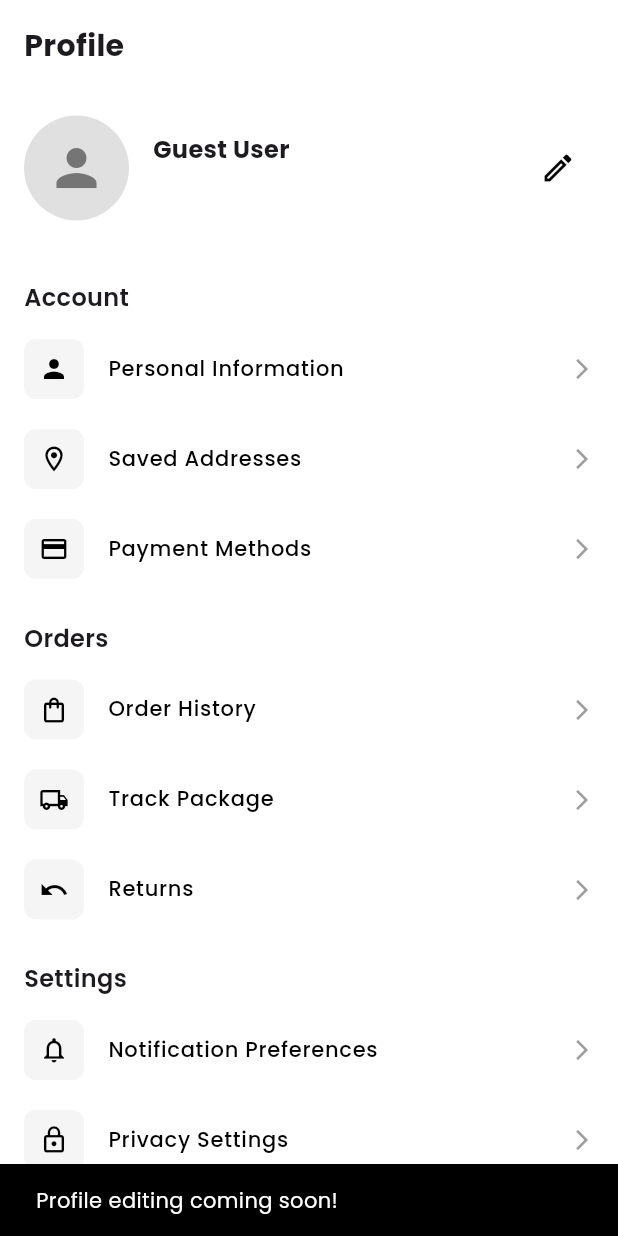
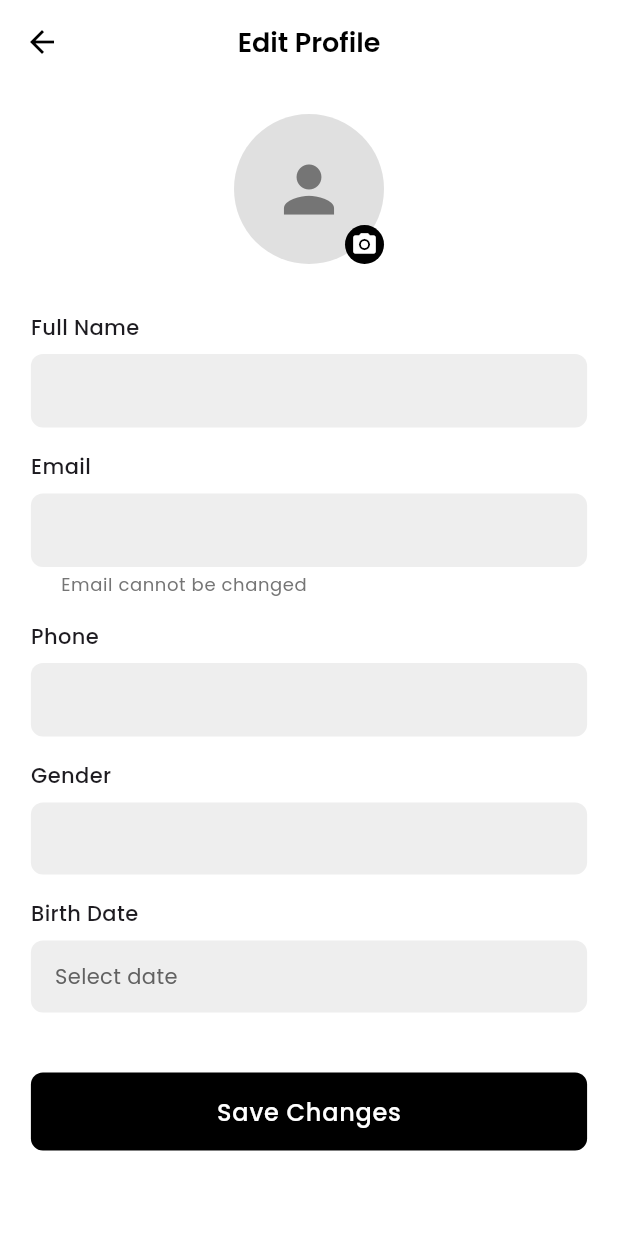
Before and after one commit to fyodorrrrr/haul-app, a Flutter app: the ProfileScreen widget shown alone on an empty page, opened directly, after a tap on the "edit" icon, on a phone screen of 412 x 824 dp. Run offline on Flutter 3.47's test engine with Material 3 defaults, Android fonts, the phone set to English and light mode, and no system bars; our stand-ins replace cloud_firestore, firebase_auth, firebase_core, firebase_storage, google_fonts, google_sign_in and 1 more; missing offline and left inert: firebase_app_check; accounts and stored records are empty.

Commit message:
feat: add edit profile functionality with provider integration

```diff
--- a/lib/main.dart
+++ b/lib/main.dart
@@ -11,6 +11,7 @@ import 'providers/cart_providers.dart';  // Import your provider
 import 'providers/auth_provider.dart'; // Import your provider
 import 'providers/user_registration_provider.dart'; // Import your provider
 import '/screens/buyer/forgot_password_screen.dart';
+import '/providers/edit_profile_provider.dart'; // Import your provider
 
 Future<void> main() async {
   WidgetsFlutterBinding.ensureInitialized(); // Ensure that Flutter bindings are initialized
@@ -38,6 +39,7 @@ class MainApp extends StatelessWidget {
         ChangeNotifierProvider(create: (_) => CartProvider()),
         ChangeNotifierProvider(create: (_) => UserRegistrationProvider()),
         Provider<AuthProvider>(create: (_) => AuthProvider()),
+        ChangeNotifierProvider(create: (_) => EditProfileProvider()),
       ],
       child:
       MaterialApp(
--- /dev/null
+++ b/lib/screens/buyer/edit_profile_screen.dart
@@ -0,0 +1,506 @@
+import 'package:flutter/material.dart';
+import 'package:google_fonts/google_fonts.dart';
+import 'package:intl/intl.dart';
+import 'package:image_picker/image_picker.dart';
+import 'package:provider/provider.dart';
+import '/models/user_profile_model.dart';
+import '/providers/edit_profile_provider.dart';
+
+class EditProfileScreen extends StatefulWidget {
+  final UserProfile userProfile;
+
+  const EditProfileScreen({
+    Key? key,
+    required this.userProfile,
+  }) : super(key: key);
+
+  @override
+  State<EditProfileScreen> createState() => _EditProfileScreenState();
+}
+
+class _EditProfileScreenState extends State<EditProfileScreen> {
+  final _formKey = GlobalKey<FormState>();
+  late TextEditingController _fullNameController;
+  late TextEditingController _phoneController;
+  String? _selectedGender;
+  DateTime? _selectedDate;
+
+  final List<String> _genderOptions = ['Male', 'Female', 'Other', 'Prefer not to say'];
+
+  @override
+  void initState() {
+    super.initState();
+    _fullNameController = TextEditingController(text: widget.userProfile.fullName);
+    _phoneController = TextEditingController(text: widget.userProfile.phone);
+    _selectedGender = widget.userProfile.gender;
+    _selectedDate = widget.userProfile.birthDate;
+
+    // Initialize provider with user profile
+    WidgetsBinding.instance.addPostFrameCallback((_) {
+      Provider.of<EditProfileProvider>(context, listen: false)
+          .setUserProfile(widget.userProfile);
+    });
+  }
+
+  @override
+  void dispose() {
+    _fullNameController.dispose();
+    _phoneController.dispose();
+    super.dispose();
+  }
+
+  Future<void> _selectDate(BuildContext context) async {
+    final DateTime? picked = await showDatePicker(
+      context: context,
+      initialDate: _selectedDate ?? DateTime.now(),
+      firstDate: DateTime(1900),
+      lastDate: DateTime.now(),
+      builder: (context, child) {
+        return Theme(
+          data: Theme.of(context).copyWith(
+            colorScheme: const ColorScheme.light(
+              primary: Colors.black,
+              onPrimary: Colors.white,
+              onSurface: Colors.black,
+            ),
+          ),
+          child: child!,
+        );
+      },
+    );
+
+    if (picked != null && picked != _selectedDate) {
+      setState(() {
+        _selectedDate = picked;
+      });
+    }
+  }
+
+  Future<void> _saveProfile() async {
+    if (_formKey.currentState!.validate()) {
+      final provider = Provider.of<EditProfileProvider>(context, listen: false);
+
+      final success = await provider.updateUserProfile(
+        fullName: _fullNameController.text,
+        phone: _phoneController.text,
+        gender: _selectedGender,
+        birthDate: _selectedDate,
+      );
+
+      if (success) {
+        // Return to previous screen with success indicator
+        Navigator.pop(context, true);
+      } else {
+        // Show error message
+        ScaffoldMessenger.of(context).showSnackBar(
+          SnackBar(
+            content: Text(provider.errorMessage ?? 'Error updating profile'),
+            backgroundColor: Colors.red,
+          ),
+        );
+      }
+    }
+  }
+
+  void _showImageSourceOptions() {
+    showModalBottomSheet(
+      context: context,
+      shape: const RoundedRectangleBorder(
+        borderRadius: BorderRadius.vertical(top: Radius.circular(16)),
+      ),
+      builder: (context) => Container(
+        padding: const EdgeInsets.all(20),
+        child: Column(
+          mainAxisSize: MainAxisSize.min,
+          children: [
+            Text(
+              'Select Photo',
+              style: GoogleFonts.poppins(
+                fontSize: 18,
+                fontWeight: FontWeight.w600,
+              ),
+            ),
+            const SizedBox(height: 16),
+            ListTile(
+              leading: const Icon(Icons.camera_alt),
+              title: Text(
+                'Take a photo',
+                style: GoogleFonts.poppins(),
+              ),
+              onTap: () {
+                Navigator.pop(context);
+                _uploadImage(ImageSource.camera);
+              },
+            ),
+            ListTile(
+              leading: const Icon(Icons.photo_library),
+              title: Text(
+                'Choose from gallery',
+                style: GoogleFonts.poppins(),
+              ),
+              onTap: () {
+                Navigator.pop(context);
+                _uploadImage(ImageSource.gallery);
+              },
+            ),
+          ],
+        ),
+      ),
+    );
+  }
+
+  Future<void> _uploadImage(ImageSource source) async {
+    final provider = Provider.of<EditProfileProvider>(context, listen: false);
+
+    final success = await provider.uploadProfileImage(source);
+
+    if (!success && provider.errorMessage != null) {
+      ScaffoldMessenger.of(context).showSnackBar(
+        SnackBar(
+          content: Text(provider.errorMessage!),
+          backgroundColor: Colors.red,
+        ),
+      );
+    } else if (success) {
+      ScaffoldMessenger.of(context).showSnackBar(
+        const SnackBar(
+          content: Text('Profile photo updated successfully'),
+          backgroundColor: Colors.green,
+        ),
+      );
+    }
+  }
+
+  @override
+  Widget build(BuildContext context) {
+    final size = MediaQuery.of(context).size;
+
+    return Consumer<EditProfileProvider>(
+      builder: (context, provider, child) {
+        final isLoading = provider.isLoading;
+        final userProfile = provider.userProfile ?? widget.userProfile;
+
+        return Scaffold(
+          backgroundColor: Colors.white,
+          appBar: AppBar(
+            backgroundColor: Colors.transparent,
+            elevation: 0,
+            leading: IconButton(
+              icon: const Icon(Icons.arrow_back, color: Colors.black),
+              onPressed: () => Navigator.pop(context),
+            ),
+            title: Text(
+              'Edit Profile',
+              style: GoogleFonts.poppins(
+                fontSize: 18,
+                fontWeight: FontWeight.w600,
+                color: Colors.black,
+              ),
+            ),
+            centerTitle: true,
+          ),
+          body: isLoading
+              ? const Center(child: CircularProgressIndicator(color: Colors.black))
+              : SingleChildScrollView(
+                  child: Padding(
+                    padding: EdgeInsets.symmetric(horizontal: size.width * 0.05),
+                    child: Form(
+                      key: _formKey,
+                      child: Column(
+                        crossAxisAlignment: CrossAxisAlignment.center,
+                        children: [
+                          const SizedBox(height: 20),
+
+                          // Profile Picture
+                          Stack(
+                            children: [
+                              Container(
+                                width: 100,
+                                height: 100,
+                                decoration: BoxDecoration(
+                                  color: Colors.grey.shade300,
+                                  shape: BoxShape.circle,
+                                  image: userProfile.photoUrl != null && userProfile.photoUrl!.isNotEmpty
+                                    ? DecorationImage(
+                                        image: NetworkImage(userProfile.photoUrl!),
+                                        fit: BoxFit.cover,
+                                      )
+                                    : null,
+                                ),
+                                child: userProfile.photoUrl == null || userProfile.photoUrl!.isEmpty
+                                    ? Center(
+                                        child: Icon(
+                                          Icons.person,
+                                          size: 50,
+                                          color: Colors.grey.shade600,
+                                        ),
+                                      )
+                                    : null,
+                              ),
+                              Positioned(
+                                bottom: 0,
+                                right: 0,
+                                child: GestureDetector(
+                                  onTap: _showImageSourceOptions,
+                                  child: Container(
+                                    padding: const EdgeInsets.all(4),
+                                    decoration: const BoxDecoration(
+                                      color: Colors.black,
+                                      shape: BoxShape.circle,
+                                    ),
+                                    child: const Icon(
+                                      Icons.camera_alt,
+                                      size: 18,
+                                      color: Colors.white,
+                                    ),
+                                  ),
+                                ),
+                              ),
+                            ],
+                          ),
+
+                          // Rest of your form...
+                          const SizedBox(height: 32),
+
+                          // Form Fields
+                          _buildFormField(
+                            title: 'Full Name',
+                            controller: _fullNameController,
+                            validator: (value) {
+                              if (value == null || value.isEmpty) {
+                                return 'Please enter your name';
+                              }
+                              return null;
+                            },
+                          ),
+
+                          const SizedBox(height: 16),
+
+                          _buildFormField(
+                            title: 'Email',
+                            initialValue: userProfile.email,
+                            enabled: false,
+                            helper: 'Email cannot be changed',
+                          ),
+
+                          const SizedBox(height: 16),
+
+                          _buildFormField(
+                            title: 'Phone',
+                            controller: _phoneController,
+                            keyboardType: TextInputType.phone,
+                            validator: (value) {
+                              if (value == null || value.isEmpty) {
+                                return 'Please enter your phone number';
+                              }
+                              return null;
+                            },
+                          ),
+
+                          const SizedBox(height: 16),
+
+                          // Gender Selection
+                          Column(
+                            crossAxisAlignment: CrossAxisAlignment.start,
+                            children: [
+                              Text(
+                                'Gender',
+                                style: GoogleFonts.poppins(
+                                  fontSize: 14,
+                                  fontWeight: FontWeight.w500,
+                                ),
+                              ),
+                              const SizedBox(height: 8),
+                              GestureDetector(
+                                onTap: () {
+                                  showModalBottomSheet(
+                                    context: context,
+                                    builder: (context) => Container(
+                                      padding: const EdgeInsets.all(16),
+                                      child: Column(
+                                        mainAxisSize: MainAxisSize.min,
+                                        children: _genderOptions.map((gender) =>
+                                          ListTile(
+                                            title: Text(
+                                              gender,
+                                              style: GoogleFonts.poppins(),
+                                            ),
+                                            onTap: () {
+                                              setState(() {
+                                                _selectedGender = gender;
+                                              });
+                                              Navigator.pop(context);
+                                            },
+                                          )
+                                        ).toList(),
+                                      ),
+                                    ),
+                                  );
+                                },
+                                child: Container(
+                                  width: double.infinity,
+                                  padding: const EdgeInsets.symmetric(
+                                    horizontal: 16,
+                                    vertical: 14,
+                                  ),
+                                  decoration: BoxDecoration(
+                                    color: Colors.grey.shade200,
+                                    borderRadius: BorderRadius.circular(8),
+                                  ),
+                                  child: Text(
+                                    _selectedGender ?? 'Select gender',
+                                    style: TextStyle(
+                                      color: _selectedGender == null ?
+                                            Colors.grey.shade700 : Colors.black,
+                                      fontFamily: GoogleFonts.poppins().fontFamily,
+                                    ),
+                                  ),
+                                ),
+                              ),
+                            ],
+                          ),
+
+                          const SizedBox(height: 16),
+
+                          // Date Picker
+                          Column(
+                            crossAxisAlignment: CrossAxisAlignment.start,
+                            children: [
+                              Text(
+                                'Birth Date',
+                                style: GoogleFonts.poppins(
+                                  fontSize: 14,
+                                  fontWeight: FontWeight.w500,
+                                ),
+                              ),
+                              const SizedBox(height: 8),
+                              GestureDetector(
+                                onTap: () => _selectDate(context),
+                                child: Container(
+                                  width: double.infinity,
+                                  padding: const EdgeInsets.symmetric(
+                                    horizontal: 16,
+                                    vertical: 14,
+                                  ),
+                                  decoration: BoxDecoration(
+                                    color: Colors.grey.shade200,
+                                    borderRadius: BorderRadius.circular(8),
+                                  ),
+                                  child: Text(
+                                    _selectedDate == null
+                                      ? 'Select date'
+                                      : DateFormat('MMMM d, yyyy').format(_selectedDate!),
+                                    style: TextStyle(
+                                      color: _selectedDate == null ?
+                                            Colors.grey.shade700 : Colors.black,
+                                      fontFamily: GoogleFonts.poppins().fontFamily,
+                                    ),
+                                  ),
+                                ),
+                              ),
+                            ],
+                          ),
+
+                          const SizedBox(height: 40),
+
+                          // Save Button
+                          SizedBox(
+                            width: double.infinity,
+                            child: ElevatedButton(
+                              onPressed: _saveProfile,
+                              style: ElevatedButton.styleFrom(
+                                backgroundColor: Colors.black,
+                                foregroundColor: Colors.white,
+                                padding: const EdgeInsets.symmetric(vertical: 14),
+                                shape: RoundedRectangleBorder(
+                                  borderRadius: BorderRadius.circular(8),
+                                ),
+                                elevation: 0,
+                              ),
+                              child: Text(
+                                'Save Changes',
+                                style: GoogleFonts.poppins(
+                                  fontSize: 16,
+                                  fontWeight: FontWeight.w500,
+                                ),
+                              ),
+                            ),
+                          ),
+
+                          const SizedBox(height: 24),
+                        ],
+                      ),
+                    ),
+                  ),
+                ),
+        );
+      },
+    );
+  }
+
+  Widget _buildFormField({
+    required String title,
+    TextEditingController? controller,
+    String? initialValue,
+    bool enabled = true,
+    String? helper,
+    TextInputType keyboardType = TextInputType.text,
+    String? Function(String?)? validator,
+  }) {
+    // This remains the same...
+    return Column(
+      crossAxisAlignment: CrossAxisAlignment.start,
+      children: [
+        Text(
+          title,
+          style: GoogleFonts.poppins(
+            fontSize: 14,
+            fontWeight: FontWeight.w500,
+          ),
+        ),
+        const SizedBox(height: 8),
+        TextFormField(
+          controller: controller,
+          initialValue: initialValue,
+          enabled: enabled,
+          keyboardType: keyboardType,
+          style: GoogleFonts.poppins(fontSize: 14),
+          decoration: InputDecoration(
+            contentPadding: const EdgeInsets.symmetric(
+              horizontal: 16,
+              vertical: 14,
+            ),
+            filled: true,
+            fillColor: Colors.grey.shade200,
+            disabledBorder: OutlineInputBorder(
+              borderRadius: BorderRadius.circular(8),
+              borderSide: BorderSide.none,
+            ),
+            enabledBorder: OutlineInputBorder(
+              borderRadius: BorderRadius.circular(8),
+              borderSide: BorderSide.none,
+            ),
+            focusedBorder: OutlineInputBorder(
+              borderRadius: BorderRadius.circular(8),
+              borderSide: BorderSide(color: Colors.grey.shade400),
+            ),
+            errorBorder: OutlineInputBorder(
+              borderRadius: BorderRadius.circular(8),
+              borderSide: const BorderSide(color: Colors.red),
+            ),
+            focusedErrorBorder: OutlineInputBorder(
+              borderRadius: BorderRadius.circular(8),
+              borderSide: const BorderSide(color: Colors.red),
+            ),
+            helperText: helper,
+            helperStyle: GoogleFonts.poppins(
+              fontSize: 12,
+              color: Colors.grey.shade600,
+            ),
+          ),
+          validator: validator,
+        ),
+      ],
+    );
+  }
+}
--- a/lib/screens/buyer/profile_screen.dart
+++ b/lib/screens/buyer/profile_screen.dart
@@ -5,6 +5,7 @@ import 'package:intl/intl.dart';
 import 'welcome_screen.dart';
 import '/widgets/loading_screen.dart';
 import '/models/user_profile_model.dart';
+import '/screens/buyer/edit_profile_screen.dart';
 
 class ProfileScreen extends StatelessWidget {
   final Map<String, dynamic> userData;
@@ -336,15 +337,29 @@ class ProfileScreen extends StatelessWidget {
 
   // Edit profile dialog
   void _showEditProfile(BuildContext context, UserProfile profile) {
-    // This would be implemented to edit profile
-    // For now, show a coming soon message
-    ScaffoldMessenger.of(context).showSnackBar(
-      SnackBar(
-        content: Text(
-          'Profile editing coming soon!',
-          style: GoogleFonts.poppins(),
-        ),
+    // Navigate to the edit profile screen
+    Navigator.push(
+      context,
+      MaterialPageRoute(
+        builder: (_) => EditProfileScreen(userProfile: profile),
       ),
-    );
+    ).then((updated) {
+      if (updated == true) {
+        // Reload user profile data
+        ScaffoldMessenger.of(context).showSnackBar(
+          const SnackBar(
+            content: Text('Profile updated successfully!'),
+            backgroundColor: Colors.green,
+          ),
+        );
+
+        // Refresh profile data
+        if (context.mounted) {
+          // Refresh user data from Firestore
+          // This depends on how you're managing your user data
+          // Example: context.read<UserProvider>().refreshUserData();
+        }
+      }
+    });
   }
 }
```
Also changed, not shown: lib/providers/edit_profile_provider.dart (added, +140 -0 lines).
